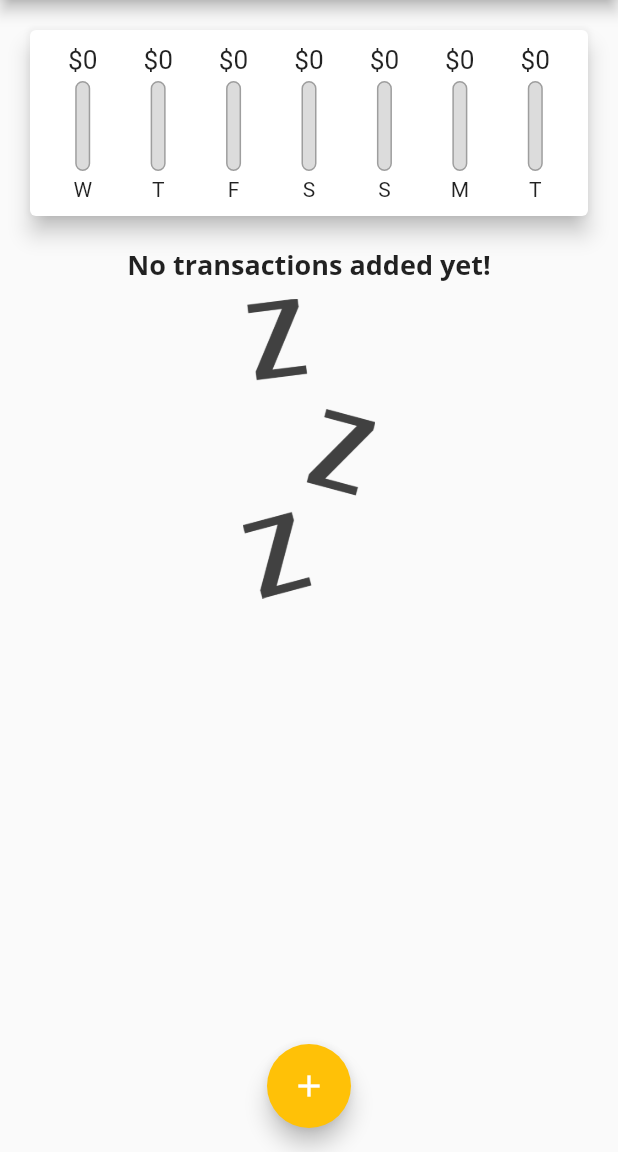
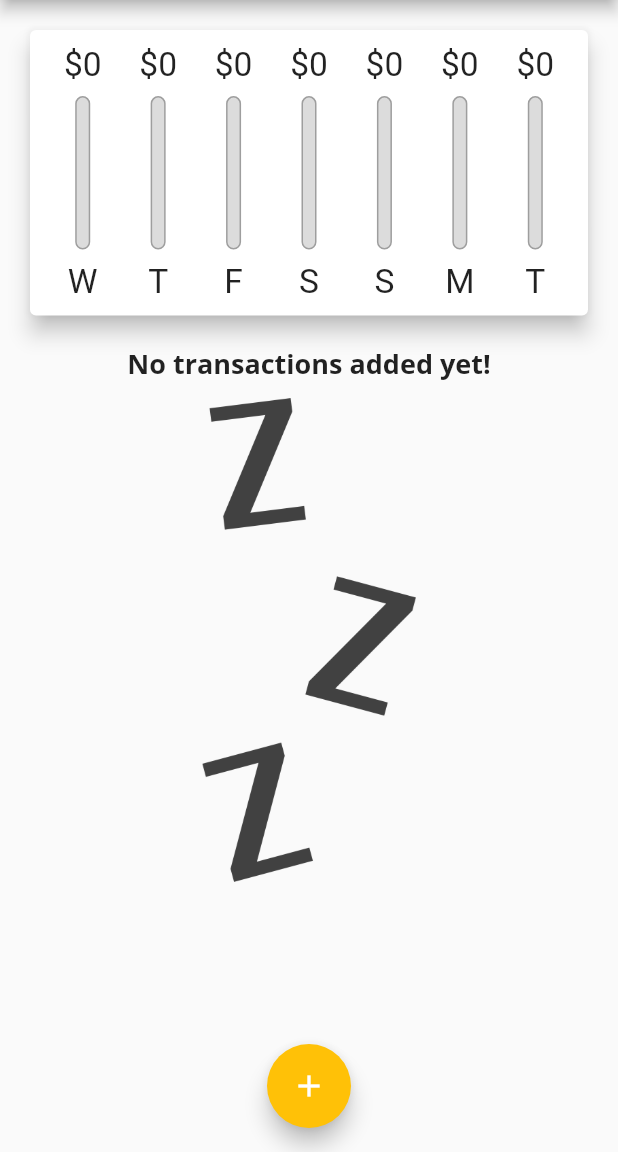
Before and after one commit to jortan02/personal_expenses_app, a Flutter app: the screen it shows after launch, on a phone screen of 412 x 824 dp, the part 84-1236 px from its top. Run offline on Flutter 3.47's test engine with Material 2 defaults, Android fonts, the phone set to English and light mode, and no system bars.

Commit message:
Added landscape feature, new transaction scrolling

```diff
--- a/lib/main.dart
+++ b/lib/main.dart
@@ -1,10 +1,16 @@
 import 'package:flutter/material.dart';
+import 'package:flutter/services.dart';
 import './widgets/chart.dart';
 import './widgets/transaction_list.dart';
 import './../models/transaction.dart';
 import './widgets/new_transaction.dart';
 
-void main() => runApp(const MyApp());
+void main() {
+  // WidgetsFlutterBinding.ensureInitialized();
+  // SystemChrome.setPreferredOrientations(
+  //     [DeviceOrientation.portraitUp, DeviceOrientation.portraitDown]);
+  runApp(const MyApp());
+}
 
 final ThemeData theme = ThemeData(
     primarySwatch: Colors.purple,
@@ -41,6 +47,7 @@ class MyHomePage extends StatefulWidget {
 
 class _MyHomePageState extends State<MyHomePage> {
   final List<Transaction> _userTransactions = [];
+  bool _showChart = false;
 
   List<Transaction> get _recentTransactions {
     return _userTransactions.where((element) {
@@ -81,24 +88,63 @@ class _MyHomePageState extends State<MyHomePage> {
 
   @override
   Widget build(BuildContext context) {
-    return Scaffold(
-      appBar: AppBar(
+    final isLandscape =
+        MediaQuery.of(context).orientation == Orientation.landscape;
+
+    final appBar = AppBar(
       title: const Text('Personal Expenses'),
       actions: [
         IconButton(
             onPressed: () => _startAddNewTransaction(context),
             icon: const Icon(Icons.add))
       ],
+    );
+
+    final transactionListWidget = Container(
+      height: (MediaQuery.of(context).size.height -
+              appBar.preferredSize.height -
+              MediaQuery.of(context).padding.top) *
+          0.7,
+      child: TransactionList(
+        transactions: _userTransactions,
+        deleteTransaction: _deleteTransaction,
       ),
+    );
+
+    return Scaffold(
+      appBar: appBar,
       body: SingleChildScrollView(
         child: Column(
-          crossAxisAlignment: CrossAxisAlignment.start,
+          crossAxisAlignment: CrossAxisAlignment.stretch,
           children: <Widget>[
-            Chart(recentTransactions: _recentTransactions),
-            TransactionList(
-              transactions: _userTransactions,
-              deleteTransaction: _deleteTransaction,
-            )
+            if (isLandscape)
+              Row(mainAxisAlignment: MainAxisAlignment.center, children: [
+                Text("Show Chart"),
+                Switch(
+                    value: _showChart,
+                    onChanged: (val) {
+                      setState(() {
+                        _showChart = val;
+                      });
+                    })
+              ]),
+            if (!isLandscape)
+              Container(
+                  height: (MediaQuery.of(context).size.height -
+                          appBar.preferredSize.height -
+                          MediaQuery.of(context).padding.top) *
+                      0.3,
+                  child: Chart(recentTransactions: _recentTransactions)),
+            if (!isLandscape) transactionListWidget,
+            if (isLandscape)
+              _showChart
+                  ? Container(
+                      height: (MediaQuery.of(context).size.height -
+                              appBar.preferredSize.height -
+                              MediaQuery.of(context).padding.top) *
+                          0.7,
+                      child: Chart(recentTransactions: _recentTransactions))
+                  : transactionListWidget
           ],
         ),
       ),
--- a/lib/widgets/chart_bar.dart
+++ b/lib/widgets/chart_bar.dart
@@ -14,17 +14,19 @@ class ChartBar extends StatelessWidget {
 
   @override
   Widget build(BuildContext context) {
+    return LayoutBuilder(
+      builder: (context, constraints) {
         return Column(
           children: [
             SizedBox(
-            height: 20,
+                height: constraints.maxHeight * 0.15,
                 child: FittedBox(
                     child: Text("\$${spendingAmount.toStringAsFixed(0)}"))),
-        const SizedBox(
-          height: 4,
+            SizedBox(
+              height: constraints.maxHeight * 0.05,
             ),
             SizedBox(
-          height: 60,
+              height: constraints.maxHeight * 0.6,
               width: 10,
               child: Stack(alignment: Alignment.bottomCenter, children: [
                 Container(
@@ -41,11 +43,15 @@ class ChartBar extends StatelessWidget {
                     ))
               ]),
             ),
-        const SizedBox(
-          height: 4,
+            SizedBox(
+              height: constraints.maxHeight * 0.05,
             ),
-        Text(label)
+            Container(
+                height: constraints.maxHeight * 0.15,
+                child: FittedBox(child: Text(label)))
           ],
+        );
+      },
     );
   }
 }
--- a/lib/widgets/new_transaction.dart
+++ b/lib/widgets/new_transaction.dart
@@ -48,9 +48,10 @@ class _NewTransactionState extends State<NewTransaction> {
 
   @override
   Widget build(BuildContext context) {
-    return Card(
+    return SingleChildScrollView(
+      child: Card(
         child: Container(
-        padding: const EdgeInsets.all(10),
+          padding: EdgeInsets.only(top: 10, left: 0, right: 0, bottom: MediaQuery.of(context).viewInsets.bottom + 10),
           child: Column(crossAxisAlignment: CrossAxisAlignment.end, children: [
             TextField(
               decoration: const InputDecoration(labelText: "Title"),
@@ -86,6 +87,7 @@ class _NewTransactionState extends State<NewTransaction> {
             )
           ]),
         ),
+      ),
     );
   }
 }
--- a/lib/widgets/transaction_list.dart
+++ b/lib/widgets/transaction_list.dart
@@ -12,10 +12,10 @@ class TransactionList extends StatelessWidget {
   @override
   Widget build(BuildContext context) {
     return Container(
-      alignment: Alignment.center,
-      height: 400,
       child: transactions.isEmpty
-          ? Column(
+          ? LayoutBuilder(
+            builder: (context, constraints) {
+              return Column(
                   children: [
                     Text(
                       "No transactions added yet!",
@@ -25,10 +25,12 @@ class TransactionList extends StatelessWidget {
                       height: 10,
                     ),
                     SizedBox(
-                    height: 200,
+                        height: constraints.maxHeight * 0.6,
                         child: Image.asset("assets/images/waiting.png",
                             fit: BoxFit.cover))
                   ],
+                );
+            }
           )
           : ListView.builder(
               itemBuilder: (context, index) {
```
Lines whose indentation alone changed are shown as unchanged.
